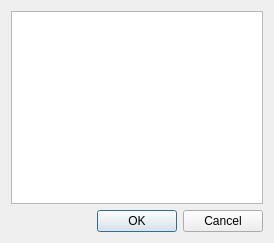
stonefjd/Cutting, file User/usermanager.ui: the form before one commit.
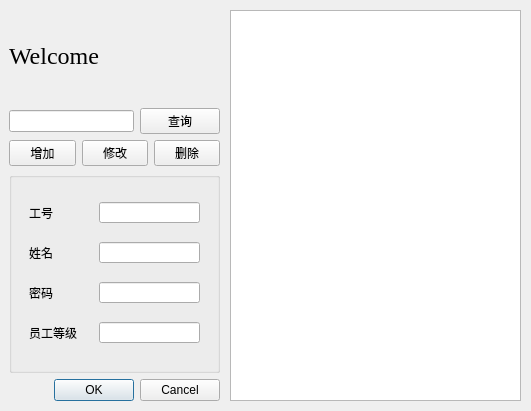
The form after the commit.

Patch:
```diff
--- a/User/usermanager.ui
+++ b/User/usermanager.ui
@@ -6,35 +6,214 @@
    <rect>
     <x>0</x>
     <y>0</y>
-    <width>274</width>
-    <height>243</height>
+    <width>531</width>
+    <height>411</height>
    </rect>
   </property>
   <property name="windowTitle">
    <string>Dialog</string>
   </property>
-  <layout class="QVBoxLayout" name="verticalLayout">
-   <item>
-    <widget class="QTableView" name="tableView">
-     <property name="sizePolicy">
-      <sizepolicy hsizetype="Preferred" vsizetype="Expanding">
-       <horstretch>0</horstretch>
-       <verstretch>0</verstretch>
-      </sizepolicy>
-     </property>
-    </widget>
-   </item>
-   <item>
-    <widget class="QDialogButtonBox" name="buttonBox">
-     <property name="orientation">
-      <enum>Qt::Horizontal</enum>
-     </property>
-     <property name="standardButtons">
-      <set>QDialogButtonBox::Cancel|QDialogButtonBox::Ok</set>
-     </property>
-    </widget>
-   </item>
-  </layout>
+  <widget class="QTableView" name="tableView">
+   <property name="geometry">
+    <rect>
+     <x>230</x>
+     <y>10</y>
+     <width>291</width>
+     <height>391</height>
+    </rect>
+   </property>
+   <property name="sizePolicy">
+    <sizepolicy hsizetype="Preferred" vsizetype="Expanding">
+     <horstretch>0</horstretch>
+     <verstretch>0</verstretch>
+    </sizepolicy>
+   </property>
+  </widget>
+  <widget class="QWidget" name="">
+   <property name="geometry">
+    <rect>
+     <x>9</x>
+     <y>10</y>
+     <width>211</width>
+     <height>391</height>
+    </rect>
+   </property>
+   <layout class="QVBoxLayout" name="verticalLayout">
+    <item>
+     <widget class="QLabel" name="label_8">
+      <property name="font">
+       <font>
+        <family>Times New Roman</family>
+        <pointsize>18</pointsize>
+       </font>
+      </property>
+      <property name="text">
+       <string>Welcome</string>
+      </property>
+     </widget>
+    </item>
+    <item>
+     <layout class="QHBoxLayout" name="horizontalLayout_2">
+      <item>
+       <widget class="QLineEdit" name="lineEdit_search"/>
+      </item>
+      <item>
+       <widget class="QPushButton" name="pushButton_read">
+        <property name="text">
+         <string>查询</string>
+        </property>
+       </widget>
+      </item>
+     </layout>
+    </item>
+    <item>
+     <layout class="QHBoxLayout" name="horizontalLayout">
+      <item>
+       <widget class="QPushButton" name="pushButton_add">
+        <property name="text">
+         <string>增加</string>
+        </property>
+       </widget>
+      </item>
+      <item>
+       <widget class="QPushButton" name="pushButton_write">
+        <property name="text">
+         <string>修改</string>
+        </property>
+       </widget>
+      </item>
+      <item>
+       <widget class="QPushButton" name="pushButton_delete">
+        <property name="text">
+         <string>删除</string>
+        </property>
+       </widget>
+      </item>
+     </layout>
+    </item>
+    <item>
+     <widget class="QGroupBox" name="groupBox_2">
+      <property name="sizePolicy">
+       <sizepolicy hsizetype="Preferred" vsizetype="Preferred">
+        <horstretch>0</horstretch>
+        <verstretch>0</verstretch>
+       </sizepolicy>
+      </property>
+      <property name="minimumSize">
+       <size>
+        <width>211</width>
+        <height>201</height>
+       </size>
+      </property>
+      <property name="title">
+       <string/>
+      </property>
+      <widget class="QLabel" name="label_userLevel">
+       <property name="geometry">
+        <rect>
+         <x>20</x>
+         <y>150</y>
+         <width>61</width>
+         <height>21</height>
+        </rect>
+       </property>
+       <property name="text">
+        <string>员工等级</string>
+       </property>
+      </widget>
+      <widget class="QLabel" name="label_password">
+       <property name="geometry">
+        <rect>
+         <x>20</x>
+         <y>110</y>
+         <width>61</width>
+         <height>21</height>
+        </rect>
+       </property>
+       <property name="text">
+        <string>密码</string>
+       </property>
+      </widget>
+      <widget class="QLabel" name="label_name">
+       <property name="geometry">
+        <rect>
+         <x>20</x>
+         <y>70</y>
+         <width>61</width>
+         <height>21</height>
+        </rect>
+       </property>
+       <property name="text">
+        <string>姓名</string>
+       </property>
+      </widget>
+      <widget class="QLabel" name="label_SN">
+       <property name="geometry">
+        <rect>
+         <x>20</x>
+         <y>30</y>
+         <width>61</width>
+         <height>21</height>
+        </rect>
+       </property>
+       <property name="text">
+        <string>工号</string>
+       </property>
+      </widget>
+      <widget class="QLineEdit" name="lineEdit_SN">
+       <property name="geometry">
+        <rect>
+         <x>90</x>
+         <y>30</y>
+         <width>101</width>
+         <height>21</height>
+        </rect>
+       </property>
+      </widget>
+      <widget class="QLineEdit" name="lineEdit_name">
+       <property name="geometry">
+        <rect>
+         <x>90</x>
+         <y>70</y>
+         <width>101</width>
+         <height>21</height>
+        </rect>
+       </property>
+      </widget>
+      <widget class="QLineEdit" name="lineEdit_password">
+       <property name="geometry">
+        <rect>
+         <x>90</x>
+         <y>110</y>
+         <width>101</width>
+         <height>21</height>
+        </rect>
+       </property>
+      </widget>
+      <widget class="QLineEdit" name="lineEdit_userLevel">
+       <property name="geometry">
+        <rect>
+         <x>90</x>
+         <y>150</y>
+         <width>101</width>
+         <height>21</height>
+        </rect>
+       </property>
+      </widget>
+     </widget>
+    </item>
+    <item>
+     <widget class="QDialogButtonBox" name="buttonBox">
+      <property name="orientation">
+       <enum>Qt::Horizontal</enum>
+      </property>
+      <property name="standardButtons">
+       <set>QDialogButtonBox::Cancel|QDialogButtonBox::Ok</set>
+      </property>
+     </widget>
+    </item>
+   </layout>
+  </widget>
  </widget>
  <resources/>
  <connections>
```
